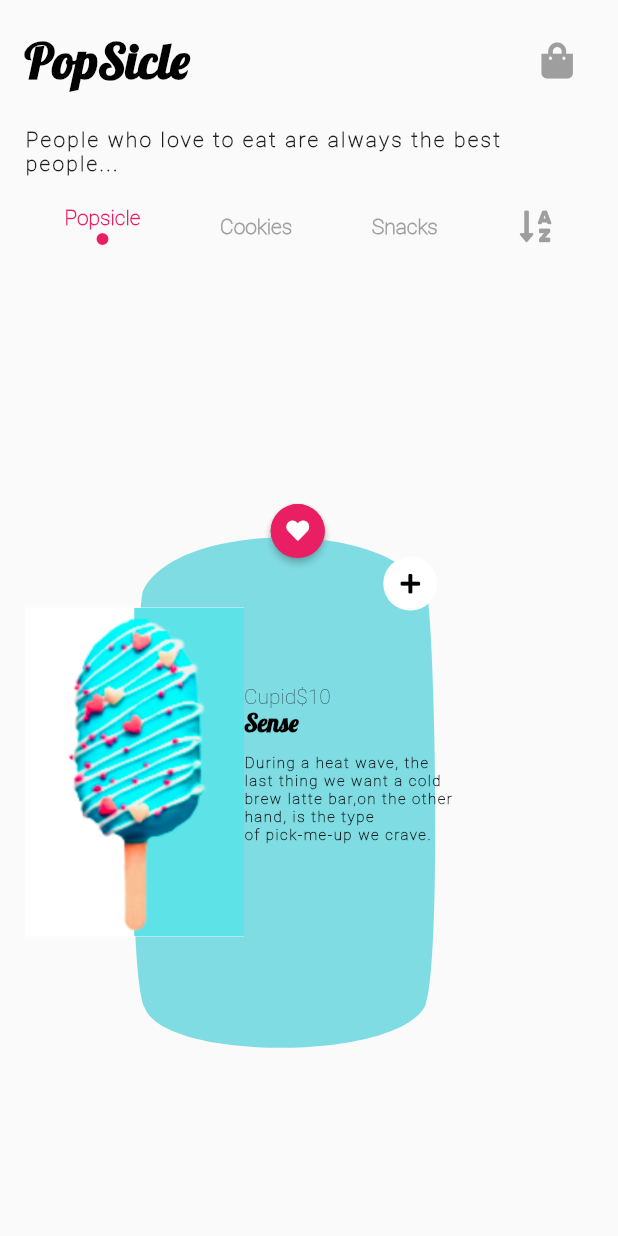
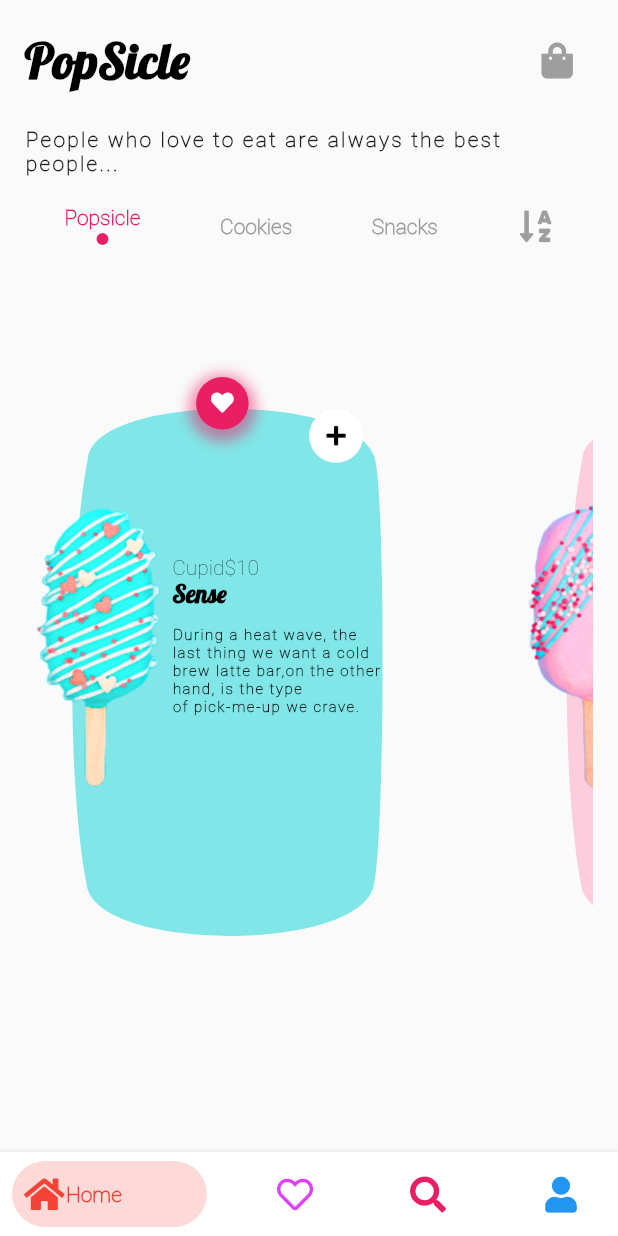
Before and after one commit to Lakhankumawat/Ice-cream-app, a Flutter app: the screen it shows after launch, after a tap on an icon or button, on a phone screen of 412 x 824 dp. Run offline on Flutter 3.47's test engine with Material 2 defaults, Android fonts, the phone set to English and light mode, and no system bars; drawn by our look-alikes of bottom_navy_bar; our stand-ins replace flutter_svg, font_awesome_flutter.

Commit message:
🎀 Modifying Custom Painter

```diff
--- a/lib/screens/home_screen/components/body.dart
+++ b/lib/screens/home_screen/components/body.dart
@@ -1,8 +1,6 @@
 import 'package:flutter/material.dart';
-import 'package:flutter_svg/flutter_svg.dart';
-import 'package:font_awesome_flutter/font_awesome_flutter.dart';
-import 'custom_container.dart';
 import 'package:ice_cream/utils/size_config.dart';
+import 'custom_card.dart';
 import 'header.dart';
 
 class Body extends StatelessWidget {
@@ -15,131 +13,27 @@ class Body extends StatelessWidget {
       child: Column(
         children: [
           CustomHeader(),
-          Expanded(
-            child: Stack(
-              children: [
-                Positioned(
-                  top: 165,
-                  left: 150,
-                  child: ElevatedButton(
-                    onPressed: () {},
-                    child: Icon(
-                      FontAwesomeIcons.solidHeart,
-                      size: 15,
-                    ),
-                    style: ElevatedButton.styleFrom(
-                      shape: CircleBorder(),
-                    ),
-                  ),
+          SingleChildScrollView(
+            scrollDirection: Axis.horizontal,
+            child: Row(
+              children: const [
+                CustomCard(
+                  cardColor: Color(0xff80e6e7),
+                  flavour: 'Cupid',
+                  name: 'Sense',
+                  price: '10',
+                  desc:
+                      'During a heat wave, the\nlast thing we want a cold\nbrew latte bar,on the other\nhand, is the type\nof pick-me-up we crave.',
+                  image: 'assets/images/0.png',
                 ),
-                // Align(
-                //   alignment: Alignment.topCenter,
-                //   child: ElevatedButton(
-                //     onPressed: () {},
-                //     child: Icon(
-                //       FontAwesomeIcons.solidHeart,
-                //       size: 15,
-                //     ),
-                //     style: ElevatedButton.styleFrom(
-                //       shape: CircleBorder(),
-                //     ),
-                //   ),
-                // ),
-                Container(
-                  height: (SizeConfig.screenHeight as double) * 1,
-                  width: (SizeConfig.screenWidth as double) * 2,
-                  child: CustomPaint(
-                    size: Size(
-                        SizeConfig.screenWidth as double,
-                        ((SizeConfig.screenWidth as double) *
-                                0.5833333333333334)
-                            .toDouble()), //You can Replace [WIDTH] with your desired width for Custom Paint and height will be calculated automatically
-                    painter: RPSCustomPainter(),
-                  ),
-                ),
-                Positioned(
-                  top: 165,
-                  left: 150,
-                  child: ElevatedButton(
-                    onPressed: () {},
-                    child: Icon(
-                      FontAwesomeIcons.solidHeart,
-                      size: 15,
-                    ),
-                    style: ElevatedButton.styleFrom(
-                      shape: CircleBorder(),
-                    ),
-                  ),
-                ),
-                Positioned(
-                  top: 200,
-                  right: 90,
-                  child: ElevatedButton(
-                    onPressed: () {},
-                    child: Icon(
-                      FontAwesomeIcons.plus,
-                      size: 15,
-                      color: Colors.black,
-                    ),
-                    style: ElevatedButton.styleFrom(
-                      primary: Colors.white,
-                      elevation: 0.0,
-                      shape: CircleBorder(),
-                    ),
-                  ),
-                ),
-                Positioned(
-                  top: 240,
-                  left: 0,
-                  child: Row(
-                    children: [
-                      Container(
-                        width: getProportionateScreenWidth(133),
-                        decoration: BoxDecoration(
-                          color: Colors.white,
-                        ),
-                        child: Image.asset(
-                          'assets/images/homecontainer.png',
-                        ),
-                      ),
-                      Column(
-                        crossAxisAlignment: CrossAxisAlignment.start,
-                        children: [
-                          Row(
-                            mainAxisAlignment: MainAxisAlignment.spaceBetween,
-                            children: const [
-                              Text('Cupid'),
-                              Text('\$10'),
-                            ],
-                          ),
-                          Text(
-                            'Sense',
-                            style: TextStyle(
-                                fontFamily: 'Lobster',
-                                color: Colors.black,
-                                fontWeight: FontWeight.bold,
-                                fontSize: getProportionateScreenWidth(15)),
-                          ),
-                          SizedBox(
-                            height: getProportionateScreenHeight(10),
-                          ),
-                          Text(
-                            'During a heat wave, the\nlast thing we want a cold\nbrew latte bar,on the other\nhand, is the type\nof pick-me-up we crave.',
-                            maxLines: 5,
-                            style: TextStyle(
-                              fontFamily: 'Roboto',
-                              letterSpacing: 1,
-                              fontSize: 10,
-                              fontWeight: FontWeight.w600,
-                            ),
-                          ),
-                          SizedBox(
-                            height: getProportionateScreenHeight(10),
-                          ),
-                        ],
-                      ),
-                    ],
-                  ),
+                CustomCard(
+                  cardColor: Color(0xfffccedd),
+                  flavour: 'Pink',
+                  name: 'Pallet',
+                  price: '10',
+                  desc:
+                      ' It\'s more of an acquired taste,\n but bitter orange ice cream\n is my favorite flavor ever!\n Delectable is a good word to\n use when you aren\'t quite sure\n how to describe the taste,\n but you just know you like it.',
+                  image: 'assets/images/1.png',
                 ),
               ],
             ),
--- /dev/null
+++ b/lib/screens/home_screen/components/custom_card.dart
@@ -0,0 +1,167 @@
+import 'package:flutter/material.dart';
+import 'package:font_awesome_flutter/font_awesome_flutter.dart';
+import 'package:ice_cream/utils/size_config.dart';
+
+import 'custom_container.dart';
+
+class CustomCard extends StatelessWidget {
+  final Color? cardColor;
+  final String? image;
+  final String? desc;
+  final String? flavour;
+  final String? name;
+  final String? price;
+  const CustomCard(
+      {Key? key,
+      this.cardColor,
+      this.desc,
+      this.flavour,
+      this.name,
+      this.price,
+      this.image})
+      : super(key: key);
+
+  @override
+  Widget build(BuildContext context) {
+    return Stack(
+      children: [
+        // Positioned(
+        //   top: getProportionateScreenHeight(4),
+        //   left: getProportionateScreenWidth(3),
+        //   child: ElevatedButton(
+        //     onPressed: () {},
+        //     child: Icon(
+        //       FontAwesomeIcons.solidHeart,
+        //       size: 15,
+        //     ),
+        //     style: ElevatedButton.styleFrom(
+        //       shape: CircleBorder(),
+        //     ),
+        //   ),
+        // ),
+        SizedBox(
+          height: (SizeConfig.screenHeight as double) * 0.60,
+          width: (SizeConfig.screenWidth as double) * 0.8,
+          child: CustomPaint(
+            size: Size(
+                SizeConfig.screenWidth as double,
+                ((SizeConfig.screenWidth as double) * 0.9)
+                    .toDouble()), //You can Replace [WIDTH] with your desired width for Custom Paint and height will be calculated automatically
+            painter: RPSCustomPainter(canvasColor: cardColor),
+          ),
+        ),
+        Positioned(
+          top: getProportionateScreenHeight(85),
+          left: getProportionateScreenWidth(104),
+          child: Container(
+            padding: const EdgeInsets.all(10.0),
+            decoration: BoxDecoration(
+              shape: BoxShape.circle,
+              color: Colors.pink,
+              boxShadow: [
+                BoxShadow(
+                  color: Colors.pink.withOpacity(0.5),
+                  spreadRadius: 5,
+                  blurRadius: 7,
+                  offset: Offset(0, 3), // changes position of shadow
+                ),
+              ],
+            ),
+            child: Icon(
+              FontAwesomeIcons.solidHeart,
+              size: 15,
+              color: Colors.white,
+            ),
+          ),
+          // child: ElevatedButton(
+          //   onPressed: () {},
+          //   child: Icon(
+          //     FontAwesomeIcons.solidHeart,
+          //     size: 15,
+          //   ),
+          //   style: ElevatedButton.styleFrom(
+          //     shape: CircleBorder(),
+          //     boxShadow: [
+          //       BoxShadow(
+          //         color: Colors.grey.withOpacity(0.5),
+          //         spreadRadius: 5,
+          //         blurRadius: 7,
+          //         offset: Offset(0, 3), // changes position of shadow
+          //       ),
+          //     ],
+          //   ),
+          // ),
+        ),
+        Positioned(
+          top: getProportionateScreenHeight(100),
+          right: 90,
+          child: ElevatedButton(
+            onPressed: () {},
+            child: Icon(
+              FontAwesomeIcons.plus,
+              size: 15,
+              color: Colors.black,
+            ),
+            style: ElevatedButton.styleFrom(
+              primary: Colors.white,
+              elevation: 0.0,
+              shape: CircleBorder(),
+            ),
+          ),
+        ),
+        Positioned(
+          top: getProportionateScreenHeight(160),
+          child: Row(
+            children: [
+              Material(
+                color: Colors.transparent,
+                child: SizedBox(
+                  height: getProportionateScreenHeight(200),
+                  child: Image.asset(
+                    image as String,
+                  ),
+                ),
+              ),
+              Column(
+                crossAxisAlignment: CrossAxisAlignment.start,
+                children: [
+                  Row(
+                    mainAxisAlignment: MainAxisAlignment.spaceBetween,
+                    children: [
+                      Text(flavour as String),
+                      Text('\$$price'),
+                    ],
+                  ),
+                  Text(
+                    name as String,
+                    style: TextStyle(
+                        fontFamily: 'Lobster',
+                        color: Colors.black,
+                        fontWeight: FontWeight.bold,
+                        fontSize: getProportionateScreenWidth(15)),
+                  ),
+                  SizedBox(
+                    height: getProportionateScreenHeight(10),
+                  ),
+                  Text(
+                    desc as String,
+                    maxLines: 5,
+                    style: TextStyle(
+                      fontFamily: 'Roboto',
+                      letterSpacing: 1,
+                      fontSize: 10,
+                      fontWeight: FontWeight.w600,
+                    ),
+                  ),
+                  SizedBox(
+                    height: getProportionateScreenHeight(10),
+                  ),
+                ],
+              ),
+            ],
+          ),
+        ),
+      ],
+    );
+  }
+}
--- a/lib/screens/home_screen/components/custom_container.dart
+++ b/lib/screens/home_screen/components/custom_container.dart
@@ -1,57 +1,50 @@
 import 'dart:ui';
 import 'package:flutter/cupertino.dart';
 
+//rgba(252, 206, 221, 1)
 class RPSCustomPainter extends CustomPainter {
+  final Color? canvasColor;
+  RPSCustomPainter({this.canvasColor});
   @override
   void paint(Canvas canvas, Size size) {
     Paint paint0 = Paint()
-      ..color = const Color.fromARGB(1, 128, 230, 231)
-      ..style = PaintingStyle.stroke
+      ..color = canvasColor as Color
+      ..style = PaintingStyle.fill
       ..strokeWidth = 1;
 
     Path path0 = Path();
-    path0.moveTo(size.width * 0.7800000, size.height * 0.7900000);
+    path0.moveTo(size.width * 0.7072833, size.height * 0.2822857);
+    path0.cubicTo(
+        size.width * 0.6641000,
+        size.height * 0.1923429,
+        size.width * 0.1400500,
+        size.height * 0.1981571,
+        size.width * 0.1278500,
+        size.height * 0.2842000);
+    path0.cubicTo(
+        size.width * 0.0879667,
+        size.height * 0.4212143,
+        size.width * 0.0844667,
+        size.height * 0.7128429,
+        size.width * 0.1250083,
+        size.height * 0.8576286);
+    path0.cubicTo(
+        size.width * 0.1358417,
+        size.height * 0.9497714,
+        size.width * 0.6741750,
+        size.height * 0.9526143,
+        size.width * 0.7061250,
+        size.height * 0.8604714);
+    path0.cubicTo(
+        size.width * 0.7291250,
+        size.height * 0.8109286,
+        size.width * 0.7308417,
+        size.height * 0.3283571,
+        size.width * 0.7072833,
+        size.height * 0.2822857);
+    path0.close();
 
     canvas.drawPath(path0, paint0);
-
-    Paint paint1 = Paint()
-      ..color = const Color.fromARGB(255, 128, 220, 227)
-      ..style = PaintingStyle.fill
-      ..strokeWidth = 1;
-
-    Path path1 = Path();
-    path1.moveTo(size.width * 0.2075000, size.height * 0.3571429);
-    path1.cubicTo(
-        size.width * 0.2627083,
-        size.height * 0.2839286,
-        size.width * 0.6416667,
-        size.height * 0.2800000,
-        size.width * 0.7075000,
-        size.height * 0.3585714);
-    path1.cubicTo(
-        size.width * 0.7216667,
-        size.height * 0.4017857,
-        size.width * 0.7333333,
-        size.height * 0.7396429,
-        size.width * 0.7058333,
-        size.height * 0.7842857);
-    path1.cubicTo(
-        size.width * 0.6672917,
-        size.height * 0.8442857,
-        size.width * 0.2468750,
-        size.height * 0.8457143,
-        size.width * 0.2108333,
-        size.height * 0.7885714);
-    path1.cubicTo(
-        size.width * 0.1793750,
-        size.height * 0.7425000,
-        size.width * 0.1914583,
-        size.height * 0.4082143,
-        size.width * 0.2075000,
-        size.height * 0.3571429);
-    path1.close();
-
-    canvas.drawPath(path1, paint1);
   }
 
   @override
--- a/lib/screens/home_screen/home_screen.dart
+++ b/lib/screens/home_screen/home_screen.dart
@@ -1,14 +1,58 @@
+import 'package:bottom_navy_bar/bottom_navy_bar.dart';
 import 'package:flutter/material.dart';
+import 'package:font_awesome_flutter/font_awesome_flutter.dart';
 import 'components/body.dart';
 
-class HomeScreen extends StatelessWidget {
+class HomeScreen extends StatefulWidget {
   static String routeName = 'home-screen';
   const HomeScreen({Key? key}) : super(key: key);
 
   @override
+  State<HomeScreen> createState() => _HomeScreenState();
+}
+
+class _HomeScreenState extends State<HomeScreen> {
+  int _selectedIndex = 0;
+  //PageController? _pageController;
+  int _counter = 0;
+
+  void _incrementCounter() {
+    setState(() {
+      _counter++;
+    });
+  }
+
+  @override
   Widget build(BuildContext context) {
     return Scaffold(
-      body: SafeArea(child: Body()),
-    );
+        body: SafeArea(child: Body()),
+        bottomNavigationBar: BottomNavyBar(
+          selectedIndex: _selectedIndex,
+          showElevation: true, // use this to remove appBar's elevation
+          onItemSelected: (index) => setState(() {
+            _selectedIndex = index;
+            // _pageController!.animateToPage(index,
+            //     duration: Duration(milliseconds: 300), curve: Curves.ease);
+          }),
+          items: [
+            BottomNavyBarItem(
+              icon: Icon(FontAwesomeIcons.home),
+              title: Text('Home'),
+              activeColor: Colors.red,
+            ),
+            BottomNavyBarItem(
+                icon: Icon(FontAwesomeIcons.heart),
+                title: Text('Fav'),
+                activeColor: Colors.purpleAccent),
+            BottomNavyBarItem(
+                icon: Icon(FontAwesomeIcons.search),
+                title: Text('Search'),
+                activeColor: Colors.pink),
+            BottomNavyBarItem(
+                icon: Icon(FontAwesomeIcons.solidUser),
+                title: Text('User'),
+                activeColor: Colors.blue),
+          ],
+        ));
   }
 }
```
Also changed, not shown: assets/images/blue-svg.png (added), assets/images/blue-svg.svg (added), assets/images/homecontainer.png (deleted), assets/images/homecontainer2.png (added).
